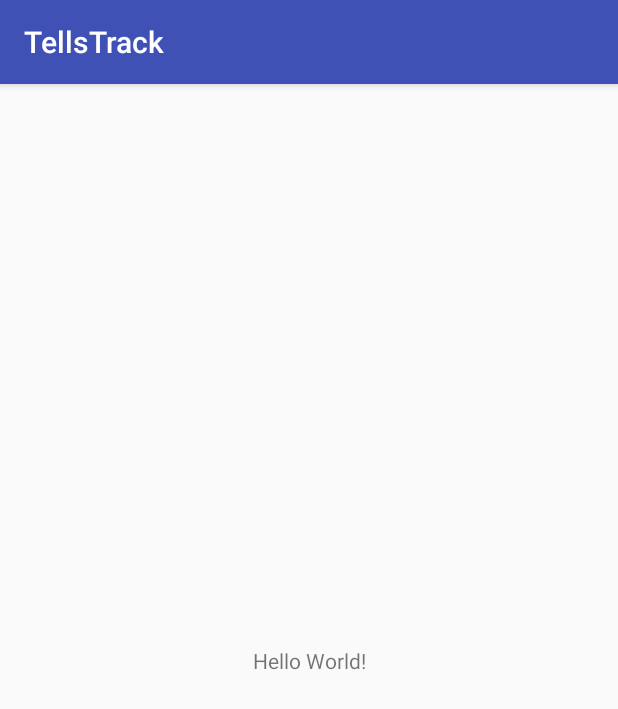
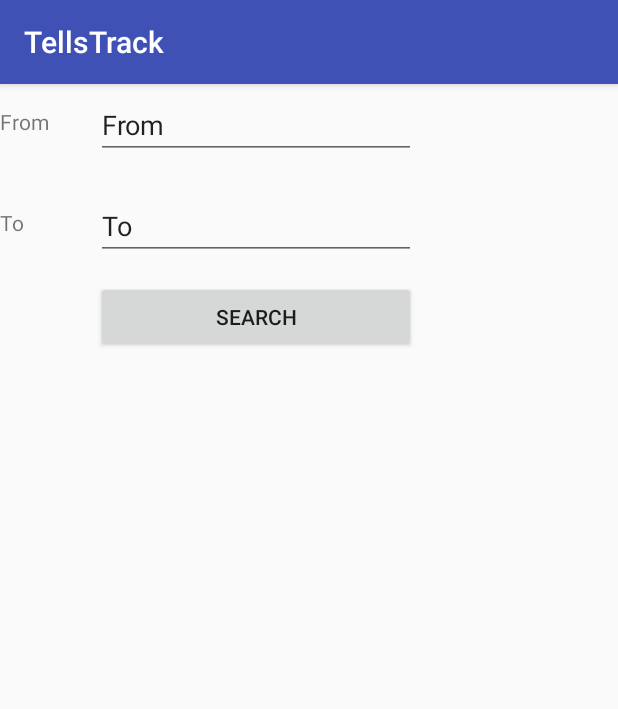
Before and after one commit to philippbruhin/TellsTrack, an Android app: the screen it shows after launch (MainActivity), on a phone screen of 412 x 824 dp. Shown: the top 709 px of the screen. Run offline under Robolectric (Android 15) with nearby library versions, the light colour scheme and no system bars.

Commit message:
Model and Repository added - Basic layout aswell

```diff
--- a/app/build.gradle
+++ b/app/build.gradle
@@ -19,10 +19,12 @@
 }
 
 dependencies {
-    implementation fileTree(dir: 'libs', include: ['*.jar'])
+    implementation fileTree(include: ['*.jar'], dir: 'libs')
     implementation 'com.android.support:appcompat-v7:26.1.0'
     implementation 'com.android.support.constraint:constraint-layout:1.0.2'
     testImplementation 'junit:junit:4.12'
     androidTestImplementation 'com.android.support.test:runner:1.0.1'
     androidTestImplementation 'com.android.support.test.espresso:espresso-core:3.0.1'
+    implementation files('libs/apache-httpcomponents-httpclient.jar')
+    implementation files('libs/gson-2.6.2.jar')
 }
--- /dev/null
+++ b/app/src/main/java/ch/hsr/tellstrack/SearchResultFragment.java
@@ -0,0 +1,29 @@
+package ch.hsr.tellstrack;
+
+
+import android.os.Bundle;
+import android.app.Fragment;
+import android.view.LayoutInflater;
+import android.view.View;
+import android.view.ViewGroup;
+
+
+/**
+ * A simple {@link Fragment} subclass.
+ */
+public class SearchResultFragment extends Fragment {
+
+
+    public SearchResultFragment() {
+        // Required empty public constructor
+    }
+
+
+    @Override
+    public View onCreateView(LayoutInflater inflater, ViewGroup container,
+                             Bundle savedInstanceState) {
+        // Inflate the layout for this fragment
+        return inflater.inflate(R.layout.fragment_search_result, container, false);
+    }
+
+}
--- a/app/src/main/res/layout/activity_main.xml
+++ b/app/src/main/res/layout/activity_main.xml
@@ -1,18 +1,26 @@
 <?xml version="1.0" encoding="utf-8"?>
-<android.support.constraint.ConstraintLayout xmlns:android="http://schemas.android.com/apk/res/android"
-    xmlns:app="http://schemas.android.com/apk/res-auto"
+<LinearLayout
+    xmlns:android="http://schemas.android.com/apk/res/android"
     xmlns:tools="http://schemas.android.com/tools"
     android:layout_width="match_parent"
     android:layout_height="match_parent"
+    android:orientation="vertical"
+    android:descendantFocusability="beforeDescendants"
+    android:focusableInTouchMode="true"
     tools:context="ch.hsr.tellstrack.MainActivity">
 
-    <TextView
-        android:layout_width="wrap_content"
+    <fragment
+        android:id="@+id/inputSearchFragment"
+        android:name="ch.hsr.tellstrack.SearchFragment"
+        android:layout_width="match_parent"
         android:layout_height="wrap_content"
-        android:text="Hello World!"
-        app:layout_constraintBottom_toBottomOf="parent"
-        app:layout_constraintLeft_toLeftOf="parent"
-        app:layout_constraintRight_toRightOf="parent"
-        app:layout_constraintTop_toTopOf="parent" />
+        tools:layout="@layout/fragment_search" />
 
-</android.support.constraint.ConstraintLayout>
+    <fragment
+        android:id="@+id/inputSearchResult"
+        android:layout_width="match_parent"
+        android:layout_height="match_parent"
+        android:name="ch.hsr.tellstrack.SearchResultFragment"
+        tools:layout="@layout/fragment_search_result"/>
+
+</LinearLayout>
--- a/app/src/main/res/layout/fragment_search.xml
+++ b/app/src/main/res/layout/fragment_search.xml
@@ -1,13 +1,56 @@
-<FrameLayout xmlns:android="http://schemas.android.com/apk/res/android"
-    xmlns:tools="http://schemas.android.com/tools"
+<RelativeLayout
+    xmlns:android="http://schemas.android.com/apk/res/android"
     android:layout_width="match_parent"
     android:layout_height="match_parent"
-    tools:context="ch.hsr.tellstrack.SearchFragment">
+    android:orientation="horizontal">
 
-    <!-- TODO: Update blank fragment layout -->
     <TextView
-        android:layout_width="match_parent"
-        android:layout_height="match_parent"
-        android:text="@string/hello_blank_fragment" />
+        android:id="@+id/searchFromLabel"
+        android:layout_width="50dp"
+        android:layout_height="50dp"
+        android:layout_alignParentTop="true"
+        android:gravity="center|left"
+        android:text="From" />
 
-</FrameLayout>
+    <EditText
+        android:id="@+id/searchFromInput"
+        android:layout_width="wrap_content"
+        android:layout_height="wrap_content"
+        android:layout_alignBottom="@+id/searchFromLabel"
+        android:layout_marginStart="14dp"
+        android:layout_toEndOf="@+id/searchFromLabel"
+        android:ems="10"
+        android:inputType="textPersonName"
+        android:text="From" />
+
+    <TextView
+        android:id="@+id/searchToLabel"
+        android:layout_width="50dp"
+        android:layout_height="50dp"
+        android:layout_alignParentStart="true"
+        android:layout_below="@+id/searchFromInput"
+        android:layout_marginTop="17dp"
+        android:gravity="center|left"
+        android:text="To" />
+
+    <EditText
+        android:id="@+id/searchToInput"
+        android:layout_width="wrap_content"
+        android:layout_height="wrap_content"
+        android:layout_alignBottom="@+id/searchToLabel"
+        android:layout_alignStart="@+id/searchFromInput"
+        android:ems="10"
+        android:inputType="textPersonName"
+        android:text="To" />
+
+
+    <Button
+        android:id="@+id/searchButton"
+        android:layout_width="wrap_content"
+        android:layout_height="wrap_content"
+        android:layout_alignEnd="@+id/searchToInput"
+        android:layout_alignStart="@+id/searchToInput"
+        android:layout_below="@+id/searchToInput"
+        android:layout_marginTop="14dp"
+        android:text="Search" />
+</RelativeLayout>
--- /dev/null
+++ b/app/src/main/res/layout/fragment_search_result.xml
@@ -0,0 +1,11 @@
+<RelativeLayout
+    xmlns:android="http://schemas.android.com/apk/res/android"
+    android:layout_width="match_parent"
+    android:layout_height="match_parent">
+
+    <ListView
+        android:id="@+id/searchResultListView"
+        android:layout_width="match_parent"
+        android:layout_height="match_parent"/>
+
+</RelativeLayout>
```
Also changed, not shown: app/src/main/java/ch/hsr/tellstrack/model/Connection.java (added, +19 -0 lines), app/src/main/java/ch/hsr/tellstrack/model/ConnectionStation.java (added, +17 -0 lines), app/src/main/java/ch/hsr/tellstrack/model/ConnectionWrapper.java (added, +12 -0 lines), app/src/main/java/ch/hsr/tellstrack/model/Coordinate.java (added, +11 -0 lines), app/src/main/java/ch/hsr/tellstrack/model/Journey.java (added, +16 -0 lines), app/src/main/java/ch/hsr/tellstrack/model/Prognosis.java (added, +13 -0 lines), app/src/main/java/ch/hsr/tellstrack/model/SearchData.java (added, +8 -0 lines), app/src/main/java/ch/hsr/tellstrack/model/Section.java (added, +13 -0 lines), app/src/main/java/ch/hsr/tellstrack/model/Service.java (added, +10 -0 lines), app/src/main/java/ch/hsr/tellstrack/model/Station.java (added, +13 -0 lines), app/src/main/java/ch/hsr/tellstrack/repository/SearchRepository.java (added, +91 -0 lines), app/libs/apache-httpcomponents-httpclient.jar (added), app/libs/gson-2.6.2.jar (added).
